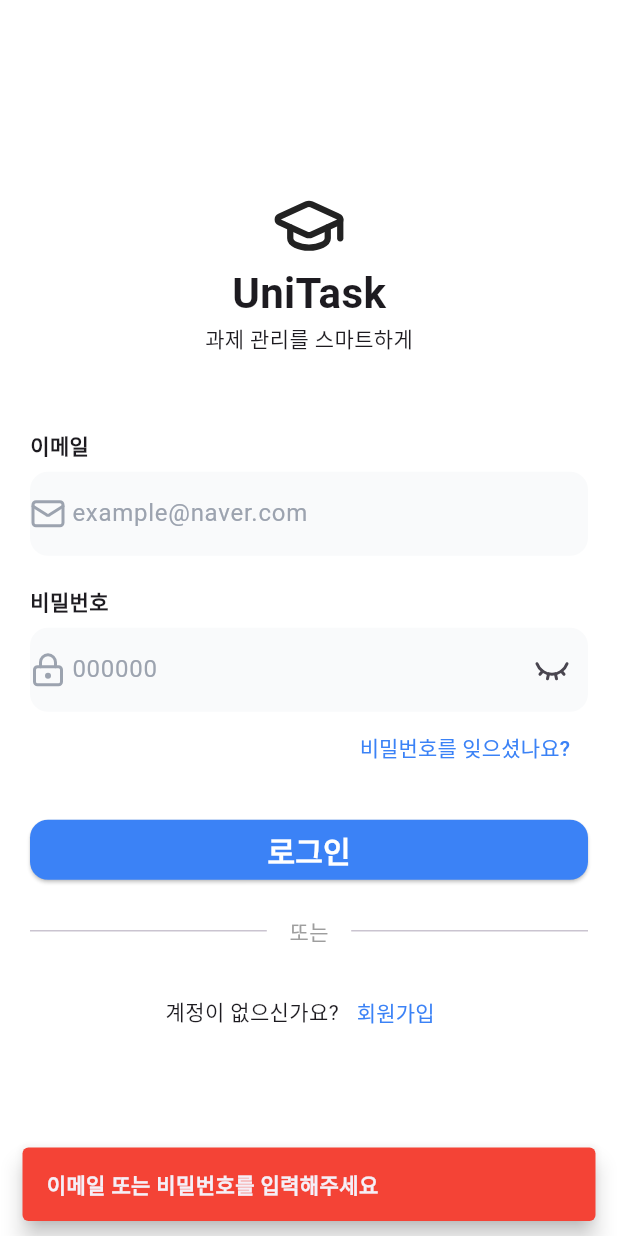
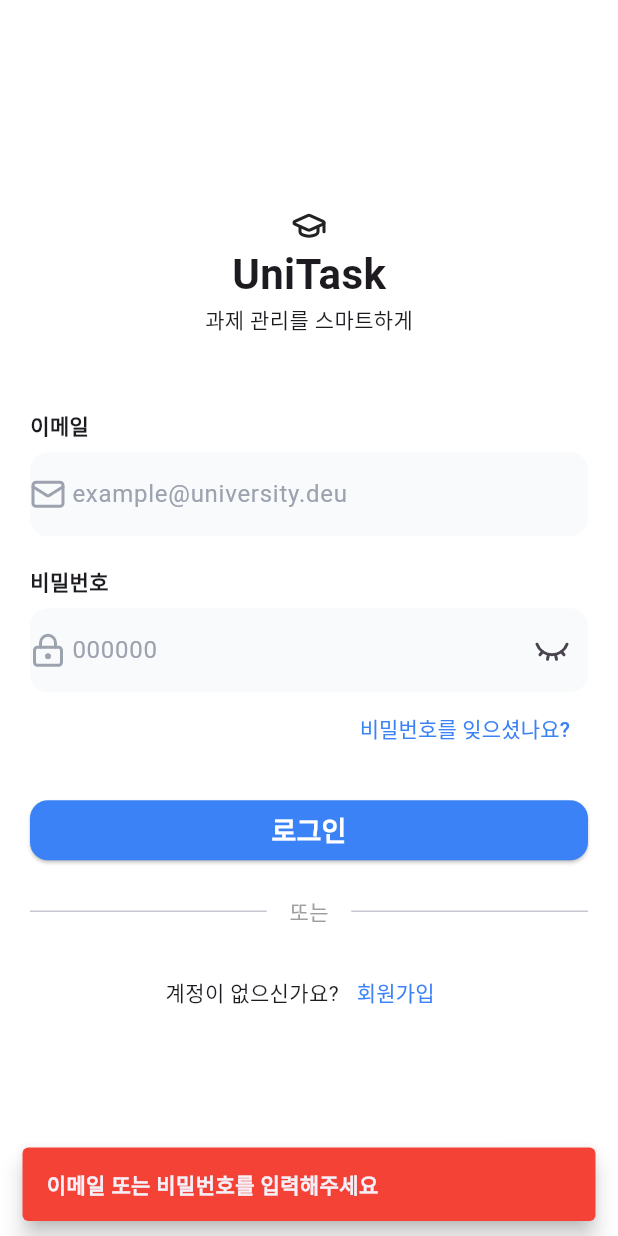
Before and after one commit to SoYoung1218/unitask, a Flutter app: the screen it shows after launch, after a tap on "로그인", on a phone screen of 412 x 824 dp. Run offline on Flutter 3.47's test engine with Material 3 defaults, Android fonts, the phone set to English and light mode, and no system bars; our stand-ins replace flutter_riverpod, go_router, lucide_icons_flutter.

Commit message:
0514
514

```diff
--- /dev/null
+++ b/lib/app/app_strings.dart
@@ -0,0 +1,3 @@
+class AppStrings {
+  static const apiHostUrl = 'https://daelim.fleecy.dev/functions/v1';
+}
--- a/lib/app/extensions/snackbar_extension.dart
+++ b/lib/core/extensions/build_context_extension.dart
@@ -1,6 +1,6 @@
 import 'package:flutter/material.dart';
 
-extension SnackbarExtension on BuildContext {
+extension BuildContextExtension on BuildContext {
   void showSnackbar(
     String text, {
       bool isError = false,
--- /dev/null
+++ b/lib/core/models/result.dart
@@ -0,0 +1,13 @@
+sealed class Result<T> {
+  const Result();
+}
+
+class Success<T> extends Result<T> {
+  final T value;
+  const Success(this.value);
+}
+
+class Failure<T> extends Result<T> {
+  final Exception exception;
+  const Failure(this.exception);
+}
--- a/lib/main.dart
+++ b/lib/main.dart
@@ -1,10 +1,15 @@
 import 'package:flutter/material.dart';
+import 'package:flutter_riverpod/flutter_riverpod.dart';
 import 'package:task_app/app/theme/app_theme.dart';
 
 import 'app/router/app_router.dart';
 
 void main() {
-  runApp(const UniTaskApp());
+  runApp(
+    const ProviderScope(
+      child: UniTaskApp(),
+    ),
+  );
 }
 
 class UniTaskApp extends StatelessWidget {
--- a/lib/ui/pages/login/login_page.dart
+++ b/lib/ui/pages/login/login_page.dart
@@ -1,26 +1,29 @@
 import 'package:flutter/material.dart';
+import 'package:flutter_riverpod/flutter_riverpod.dart';
 import 'package:go_router/go_router.dart';
 import 'package:lucide_icons_flutter/lucide_icons.dart';
-import 'package:task_app/app/extensions/sized_box_extension.dart';
-import 'package:task_app/app/extensions/snackbar_extension.dart';
+import 'package:task_app/core/extensions/sized_box_extension.dart';
+import 'package:task_app/core/extensions/build_context_extension.dart';
 import 'package:task_app/app/router/app_page.dart';
-import 'package:task_app/services/api_services.dart';
+import 'package:task_app/core/models/result.dart';
+import 'package:task_app/features/auth/auth_provider.dart';
+import 'package:task_app/services/auth_api_services.dart';
 import 'package:task_app/ui/common/label_text_field.dart';
 import 'package:task_app/ui/common/text_divider.dart';
 
-class LoginPage extends StatefulWidget {
+class LoginPage extends ConsumerStatefulWidget {
   const LoginPage({super.key});
 
   @override
-  State<LoginPage> createState() => _LoginPageState();
+  ConsumerState<LoginPage> createState() => _LoginPageState();
 }
 
-class _LoginPageState extends State<LoginPage> {
+class _LoginPageState extends ConsumerState<LoginPage> {
+  final TextEditingController _pwController = .new();
   final _emailController = TextEditingController();
-  final TextEditingController _pwController = .new();
 
   @override
-  void dispose () {
+  void dispose() {
     _emailController.dispose();
     _pwController.dispose();
     super.dispose();
@@ -30,69 +33,61 @@ class _LoginPageState extends State<LoginPage> {
     final email = _emailController.text.trim();
     final password = _pwController.text.trim();
 
-    //이메일/비밀번호 값 검증
-    if (email.isEmpty || password.isEmpty){
-      return context.showSnackbar(
-        '이메일 또는 비밀번호를 입력해주세요',
-        isError: true,
+    // 이메일 및 비밀번호 빈칸 확인
+    if (email.isEmpty || password.isEmpty) {
+      return context.showSnackbar('이메일 또는 비밀번호를 입력해주세요', isError: true);
+    }
+
+    final result = await ref
+        .read(authProvider.notifier)
+        .login(email: email, password: password);
+
+
+     switch (result) {
+      case Success():
+        if (mounted) context.goNamed(AppPage.home.name);
+      case Failure(:final exception):
+        if (mounted) {
+          context.showSnackbar(
+            exception.toString(),
+            isError: true
           );
         }
-
-    final response = await ApiService.login (
-      email: email,
-      password: password,
-    );
-
-    // 로그인 실패 에러 스낵바
-    if (response == null ) {
-      if (mounted) {
-        context.showSnackbar(
-          '로그인을 실패했습니다',
-          isError: true,
-        );
-      }
-      return;
-    }
-
-    // TODO:로그인 성공 => 메인 화면 이동
-    if (mounted) {
-      context.goNamed(AppPage.home.name);
      }
   }
 
   @override
   Widget build(BuildContext context) {
+    final loading = ref.watch(authProvider).isLoading;
     return Scaffold(
       body: Padding(
-        padding: const .all(20),
+        padding: const EdgeInsets.all(20),
         child: Center(
           child: SingleChildScrollView(
             child: Column(
               mainAxisSize: .min,
               children: [
-                Icon(LucideIcons.graduationCap, size: 50),
-              Text(
+                const Icon(LucideIcons.graduationCap),
+                const Text(
                   'UniTask',
-                  style: TextStyle(
-                  fontSize: 28,
-                  fontWeight: .bold
+                  style: TextStyle(fontWeight: .bold, fontSize: 28),
                 ),
-              ),
-              Text('과제 관리를 스마트하게'),
+
+                const Text('과제 관리를 스마트하게'),
 
                 50.heightBox,
 
-              //이메일
+                // 이메일 입력창
                 LabelTextField(
                   controller: _emailController,
                   label: '이메일',
-                hintText: 'example@naver.com',
+                  hintText: 'example@university.deu',
                   icon: LucideIcons.mail,
                 ),
 
                 20.heightBox,
 
-              //비밀번호
+                // 비밀번호 입력창
                 LabelTextField(
                   controller: _pwController,
                   label: '비밀번호',
@@ -101,29 +96,35 @@ class _LoginPageState extends State<LoginPage> {
                   enableObscure: true,
                 ),
 
-              //패스워드 찾기 버튼
+                // 패스워드 찾기 버튼
                 Align(
-                alignment: .centerRight,
+                  alignment: Alignment.centerRight,
                   child: TextButton(
-                  onPressed: (){},
-                    child: Text('비밀번호를 잊으셨나요?'),
+                    onPressed: () {
+                      context.showSnackbar('곧 기능을 출시합니다!');
+                    },
+                    child: const Text('비밀번호를 잊으셨나요?'),
                   ),
                 ),
 
                 20.heightBox,
 
-
-              //로그인 버튼
+                // 로그인 버튼
                 SizedBox(
                   width: .infinity,
-                child: ElevatedButton(
-                  onPressed: _onLogin,
-                  child: const Text(
+                  child: ElevatedButton.icon(
+                    onPressed: loading ? null : _onLogin,
+                    icon: loading
+                        ?  SizedBox.square(
+                          dimension: 14,
+                          child: CircularProgressIndicator(
+                            color: Colors.white,
+                            strokeWidth: 2,
+                          ),
+                    ) :null,
+                    label: const Text(
                       '로그인',
-                    style: TextStyle(
-                      fontWeight: .bold,
-                      fontSize: 20
-                      ),
+                      style: TextStyle(fontSize: 18, fontWeight: .bold),
                     ),
                   ),
                 ),
@@ -134,16 +135,17 @@ class _LoginPageState extends State<LoginPage> {
 
                 20.heightBox,
 
+                // 회원가입 안내
                 Row(
                   mainAxisSize: .min,
                   children: [
-                    Text('계정이 없으신가요?'),
+                    const Text('계정이 없으신가요?'),
                     TextButton(
                       onPressed: () {
                         context.pushNamed(AppPage.signup.name);
                       },
                       child: const Text('회원가입'),
-                    ), //TextButton
+                    ),
                   ],
                 ),
               ],
--- a/pubspec.yaml
+++ b/pubspec.yaml
@@ -18,9 +18,9 @@ dependencies:
 
   # Core
   go_router: ^17.2.0
-  provider: ^6.1.5+1
+  http: ^1.6.0
+  flutter_riverpod: ^3.3.1
   shared_preferences: ^2.5.5
-  http:
 
 dev_dependencies:
   flutter_test:
```
Also changed, not shown: lib/features/auth/auth_provider.dart (added, +75 -0 lines), lib/services/auth_api_services.dart (renamed from lib/services/api_services.dart, +21 -20 lines), lib/ui/pages/signup/signup_page.dart (+21 -26 lines), lib/core/extensions/sized_box_extension.dart (renamed from lib/app/extensions/sized_box_extension.dart), pubspec.lock, 1 other file. Lines whose indentation alone changed are shown as unchanged.
